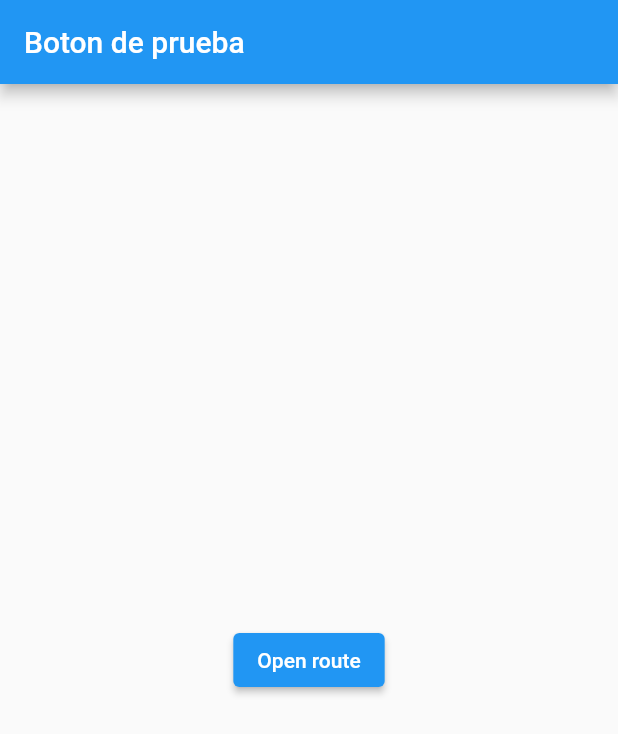
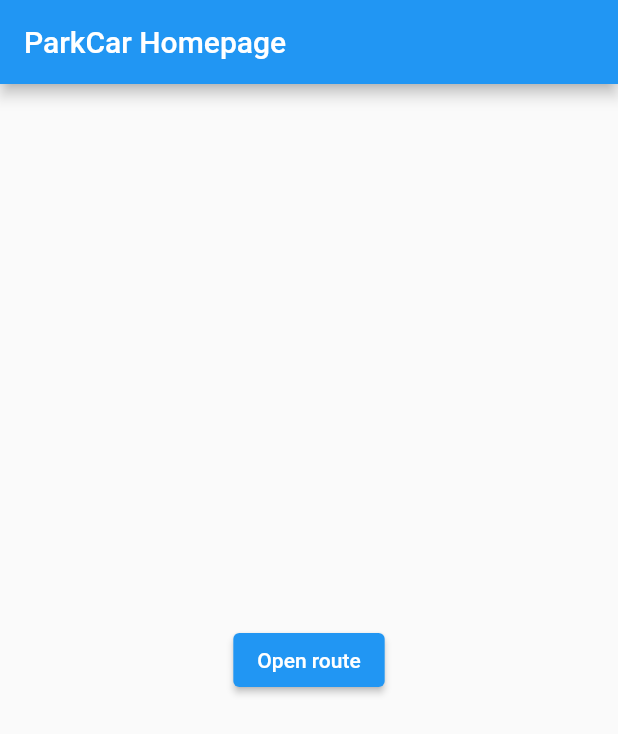
Before and after one commit to dsocasc/ParkCar, a Flutter app: the screen it shows after launch, on a phone screen of 412 x 824 dp. Shown: the top 734 px of the screen. Run offline on Flutter 3.47's test engine with Material 2 defaults, Android fonts, the phone set to English and light mode, and no system bars; our stand-ins replace flutter_map, geolocator, latlong2.

Commit message:
Pequeño fix

```diff
--- a/lib/main.dart
+++ b/lib/main.dart
@@ -71,7 +71,7 @@ class _MyHomePageState extends State<MyHomePage> {
       appBar: AppBar(
         // Here we take the value from the MyHomePage object that was created by
         // the App.build method, and use it to set our appbar title.
-          title: const Text('Boton de prueba'),
+          title: const Text('ParkCar Homepage'),
         //title: Text(widget.title),
       ),
 
```
